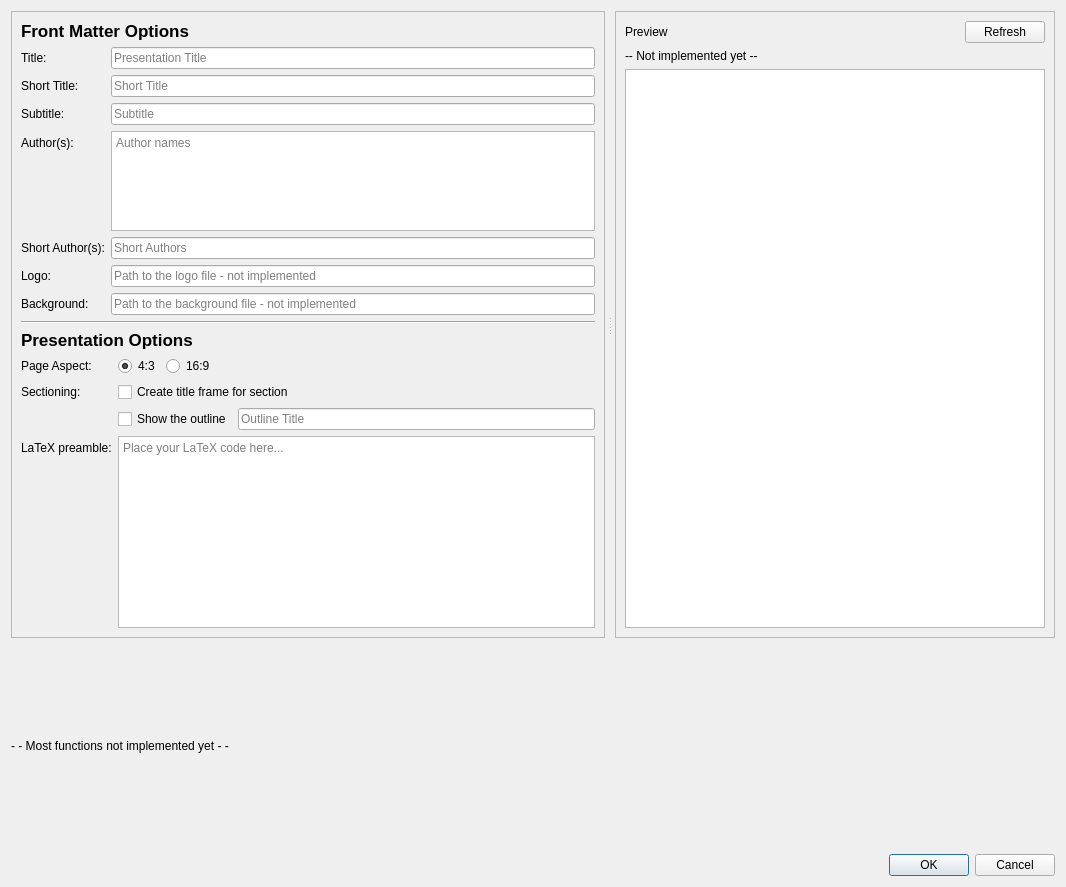
This is gui/FrontMatter/FrontMatterWidget.ui in acroper/BeamerQt as Qt 5 draws it before an edit. The edited form follows.
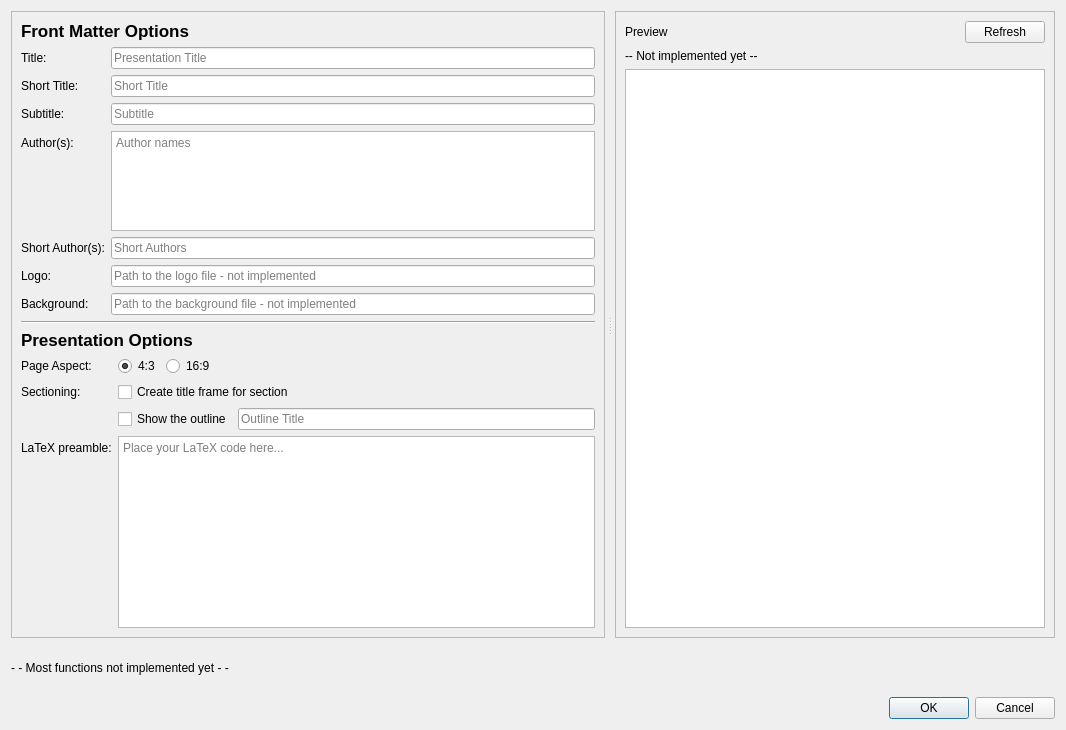
This is the edited form.

Commit message: Fixed front matter dialog size

The edit to the form file:
```diff
--- a/gui/FrontMatter/FrontMatterWidget.ui
+++ b/gui/FrontMatter/FrontMatterWidget.ui
@@ -7,7 +7,7 @@
     <x>0</x>
     <y>0</y>
     <width>1066</width>
-    <height>887</height>
+    <height>730</height>
    </rect>
   </property>
   <property name="windowTitle">
```
